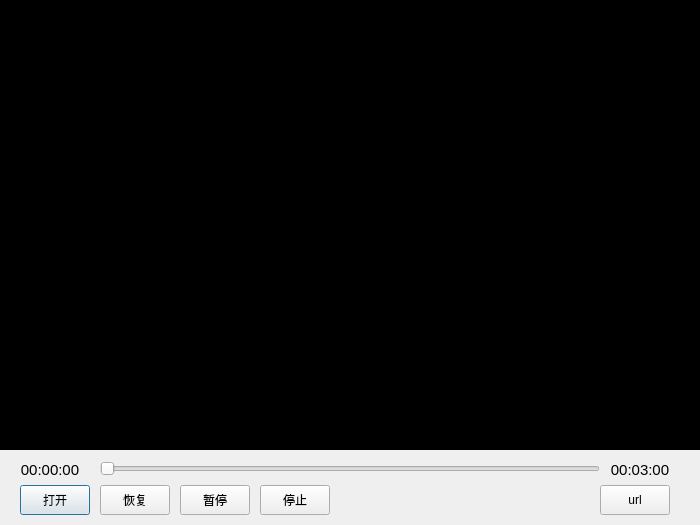
Qt form view/PlayerDialog.ui (linhaojun857/cooper-im-client) before a commit.
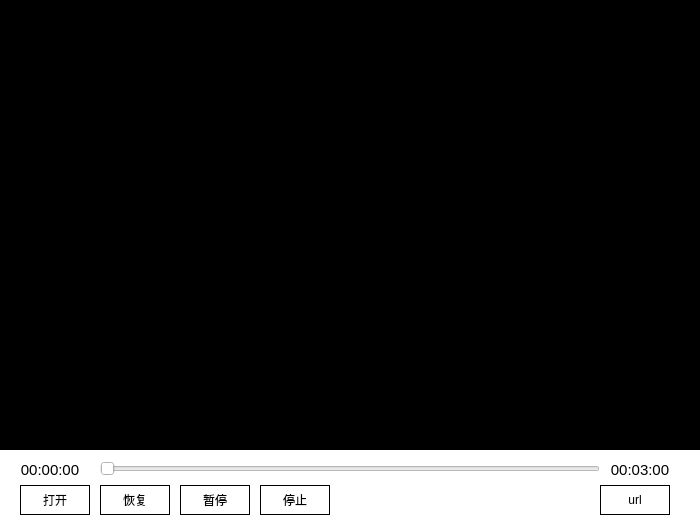
The same form after that commit.

What changed in the file:
```diff
--- a/view/PlayerDialog.ui
+++ b/view/PlayerDialog.ui
@@ -25,6 +25,10 @@
   <property name="windowTitle">
    <string>PlayerDialog</string>
   </property>
+  <property name="styleSheet">
+   <string notr="true">border: 0px;
+background-color: #ffffff;</string>
+  </property>
   <widget class="QPushButton" name="m_openPB">
    <property name="geometry">
     <rect>
@@ -34,6 +38,9 @@
      <height>30</height>
     </rect>
    </property>
+   <property name="styleSheet">
+    <string notr="true">border: 1px solid #000000;</string>
+   </property>
    <property name="text">
     <string>打开</string>
    </property>
@@ -128,6 +135,9 @@
      <height>30</height>
     </rect>
    </property>
+   <property name="styleSheet">
+    <string notr="true">border: 1px solid #000000;</string>
+   </property>
    <property name="text">
     <string>恢复</string>
    </property>
@@ -141,6 +151,9 @@
      <height>30</height>
     </rect>
    </property>
+   <property name="styleSheet">
+    <string notr="true">border: 1px solid #000000;</string>
+   </property>
    <property name="text">
     <string>暂停</string>
    </property>
@@ -154,6 +167,9 @@
      <height>30</height>
     </rect>
    </property>
+   <property name="styleSheet">
+    <string notr="true">border: 1px solid #000000;</string>
+   </property>
    <property name="text">
     <string>停止</string>
    </property>
@@ -167,6 +183,9 @@
      <height>30</height>
     </rect>
    </property>
+   <property name="styleSheet">
+    <string notr="true">border: 1px solid #000000;</string>
+   </property>
    <property name="text">
     <string>url</string>
    </property>
```
